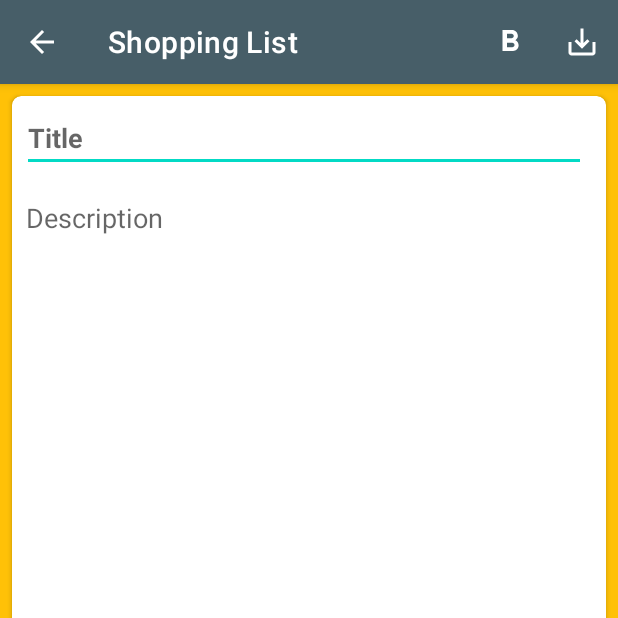
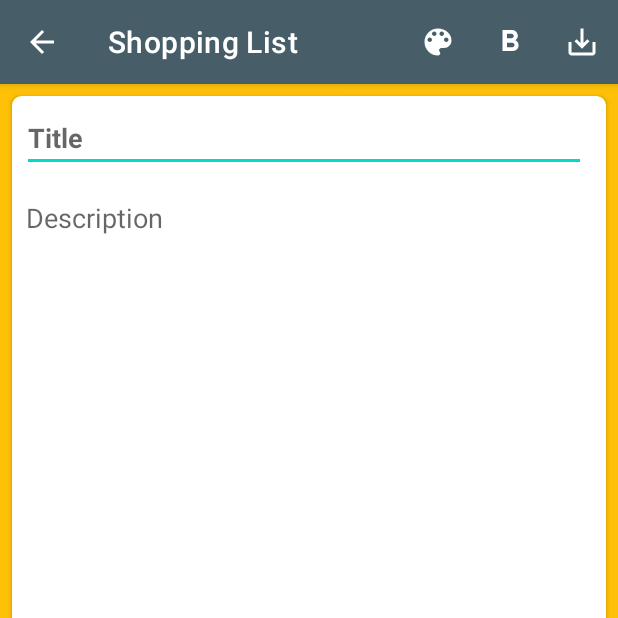
Before and after one commit to Feroc1ty/shopping_list, an Android app: the NewNoteActivity screen opened directly, with no data from a screen before it, on a phone screen of 412 x 824 dp, the top half of it. Run offline under Robolectric (Android 15) with nearby library versions, the light colour scheme and no system bars.

Commit message:
+ Добавлен ColorPicker для текста и разметка для него + анимация появления

```diff
--- a/app/src/main/java/ru/zolotenkov/shopping_list/activities/NewNoteActivity.kt
+++ b/app/src/main/java/ru/zolotenkov/shopping_list/activities/NewNoteActivity.kt
@@ -8,6 +8,9 @@ import android.text.Spannable
 import android.text.style.StyleSpan
 import android.view.Menu
 import android.view.MenuItem
+import android.view.View
+import android.view.animation.Animation
+import android.view.animation.AnimationUtils
 import ru.zolotenkov.shopping_list.R
 import ru.zolotenkov.shopping_list.databinding.ActivityNewNoteBinding
 import ru.zolotenkov.shopping_list.entities.NoteItem
@@ -60,6 +63,12 @@ class NewNoteActivity : AppCompatActivity() {
         }
         else if (item.itemId == R.id.id_bold) {
             setBoldForSelectedText()
+        }
+        else if (item.itemId == R.id.id_color) {
+            if(binding.colorPicker.isShown){
+                closeColorPicker()
+            }
+            else openColorPicker()
         }
         return super.onOptionsItemSelected(item)
     }
@@ -145,4 +154,26 @@ class NewNoteActivity : AppCompatActivity() {
         val ab = supportActionBar
         ab?.setDisplayHomeAsUpEnabled(true)
     }
+
+    private fun openColorPicker(){
+        binding.colorPicker.visibility = View.VISIBLE
+        val openAnim = AnimationUtils.loadAnimation(this, R.anim.open_color_picker)
+        binding.colorPicker.startAnimation(openAnim)
+    }
+    private fun closeColorPicker(){
+        val closeAnim = AnimationUtils.loadAnimation(this, R.anim.close_color_picker)
+        closeAnim.setAnimationListener(object : Animation.AnimationListener{
+            override fun onAnimationStart(animation: Animation?) {
+            }
+
+            override fun onAnimationEnd(animation: Animation?) {
+                binding.colorPicker.visibility = View.GONE
+            }
+
+            override fun onAnimationRepeat(animation: Animation?) {
+            }
+
+        })
+        binding.colorPicker.startAnimation(closeAnim)
+    }
 }
--- /dev/null
+++ b/app/src/main/res/anim/close_color_picker.xml
@@ -0,0 +1,14 @@
+<?xml version="1.0" encoding="utf-8"?>
+<set xmlns:android="http://schemas.android.com/apk/res/android">
+    <scale
+        android:interpolator="@android:anim/accelerate_interpolator"
+        android:fromXScale="1.0"
+        android:fromYScale="1.0"
+        android:pivotX="50%"
+        android:pivotY="50%"
+        android:toXScale="0.0"
+        android:toYScale="0.0"
+        android:duration="200"
+        android:fillAfter="false"
+        />
+</set>
--- /dev/null
+++ b/app/src/main/res/anim/open_color_picker.xml
@@ -0,0 +1,14 @@
+<?xml version="1.0" encoding="utf-8"?>
+<set xmlns:android="http://schemas.android.com/apk/res/android">
+    <scale
+        android:interpolator="@android:anim/accelerate_interpolator"
+        android:fromXScale="0.0"
+        android:fromYScale="0.0"
+        android:pivotX="50%"
+        android:pivotY="50%"
+        android:toXScale="1.0"
+        android:toYScale="1.0"
+        android:duration="200"
+        android:fillAfter="false"
+        />
+</set>
--- /dev/null
+++ b/app/src/main/res/drawable/ic_color.xml
@@ -0,0 +1,5 @@
+<vector android:autoMirrored="true" android:height="24dp"
+    android:tint="#FFFFFF" android:viewportHeight="24"
+    android:viewportWidth="24" android:width="24dp" xmlns:android="http://schemas.android.com/apk/res/android">
+    <path android:fillColor="@android:color/white" android:pathData="M12,3c-4.97,0 -9,4.03 -9,9s4.03,9 9,9c0.83,0 1.5,-0.67 1.5,-1.5 0,-0.39 -0.15,-0.74 -0.39,-1.01 -0.23,-0.26 -0.38,-0.61 -0.38,-0.99 0,-0.83 0.67,-1.5 1.5,-1.5L16,16c2.76,0 5,-2.24 5,-5 0,-4.42 -4.03,-8 -9,-8zM6.5,12c-0.83,0 -1.5,-0.67 -1.5,-1.5S5.67,9 6.5,9 8,9.67 8,10.5 7.33,12 6.5,12zM9.5,8C8.67,8 8,7.33 8,6.5S8.67,5 9.5,5s1.5,0.67 1.5,1.5S10.33,8 9.5,8zM14.5,8c-0.83,0 -1.5,-0.67 -1.5,-1.5S13.67,5 14.5,5s1.5,0.67 1.5,1.5S15.33,8 14.5,8zM17.5,12c-0.83,0 -1.5,-0.67 -1.5,-1.5S16.67,9 17.5,9s1.5,0.67 1.5,1.5 -0.67,1.5 -1.5,1.5z"/>
+</vector>
--- a/app/src/main/res/layout/activity_new_note.xml
+++ b/app/src/main/res/layout/activity_new_note.xml
@@ -56,4 +56,83 @@
 
         </androidx.constraintlayout.widget.ConstraintLayout>
     </androidx.cardview.widget.CardView>
+
+    <LinearLayout
+        android:id="@+id/colorPicker"
+        android:layout_width="wrap_content"
+        android:layout_height="wrap_content"
+        android:background="#EDEDED"
+        android:elevation="10dp"
+        android:orientation="horizontal"
+        android:padding="3dp"
+        android:visibility="gone"
+        app:layout_constraintBottom_toBottomOf="parent"
+        app:layout_constraintEnd_toEndOf="parent"
+        app:layout_constraintStart_toStartOf="parent"
+        app:layout_constraintTop_toTopOf="parent">
+
+        <TableLayout
+            android:layout_width="match_parent"
+            android:layout_height="match_parent">
+
+            <TableRow
+                android:layout_width="match_parent"
+                android:layout_height="match_parent">
+
+                <ImageButton
+                    android:id="@+id/imRed"
+                    android:layout_width="40dp"
+                    android:layout_height="40dp"
+                    android:layout_margin="3dp"
+                    android:background="@null"
+                    app:srcCompat="@color/picker_red" />
+
+                <ImageButton
+                    android:id="@+id/imGreen"
+                    android:layout_width="40dp"
+                    android:layout_height="40dp"
+                    android:layout_margin="3dp"
+                    android:background="@null"
+                    app:srcCompat="@color/picker_green" />
+
+                <ImageButton
+                    android:id="@+id/imOrange"
+                    android:layout_width="40dp"
+                    android:layout_height="40dp"
+                    android:layout_margin="3dp"
+                    android:background="@null"
+                    app:srcCompat="@color/picker_orange" />
+            </TableRow>
+
+            <TableRow
+                android:layout_width="match_parent"
+                android:layout_height="match_parent">
+
+                <ImageButton
+                    android:id="@+id/imYellow"
+                    android:layout_width="40dp"
+                    android:layout_height="40dp"
+                    android:layout_margin="3dp"
+                    android:background="@null"
+                    app:srcCompat="@color/picker_yellow" />
+
+                <ImageButton
+                    android:id="@+id/imBlue"
+                    android:layout_width="40dp"
+                    android:layout_height="40dp"
+                    android:layout_margin="3dp"
+                    android:background="@null"
+                    app:srcCompat="@color/picker_blue" />
+
+                <ImageButton
+                    android:id="@+id/imBlack"
+                    android:layout_width="40dp"
+                    android:layout_height="40dp"
+                    android:layout_margin="3dp"
+                    android:background="@null"
+                    app:srcCompat="@color/picker_black" />
+            </TableRow>
+
+        </TableLayout>
+    </LinearLayout>
 </androidx.constraintlayout.widget.ConstraintLayout>
--- a/app/src/main/res/menu/new_note_menu.xml
+++ b/app/src/main/res/menu/new_note_menu.xml
@@ -6,13 +6,20 @@
         android:id="@+id/id_save"
         android:icon="@drawable/ic_save"
         app:showAsAction="ifRoom"
-        android:orderInCategory="2"
+        android:orderInCategory="3"
         />
     <item
         android:title="Bold"
         android:id="@+id/id_bold"
         android:icon="@drawable/ic_bold"
         app:showAsAction="ifRoom"
+        android:orderInCategory="2"
+        />
+    <item
+        android:title="Color"
+        android:id="@+id/id_color"
+        android:icon="@drawable/ic_color"
+        app:showAsAction="ifRoom"
         android:orderInCategory="1"
         />
 
--- a/app/src/main/res/values/colors.xml
+++ b/app/src/main/res/values/colors.xml
@@ -8,4 +8,11 @@
     <color name="black">#FF000000</color>
     <color name="white">#FFFFFFFF</color>
     <color name="dark_main">#475E68</color>
+
+    <color name="picker_red">#F44336</color>
+    <color name="picker_green">#4CAF50</color>
+    <color name="picker_blue">#2196F3</color>
+    <color name="picker_black">#2B2B2B</color>
+    <color name="picker_yellow">#FFEB3B</color>
+    <color name="picker_orange">#FF9800</color>
 </resources>
```
